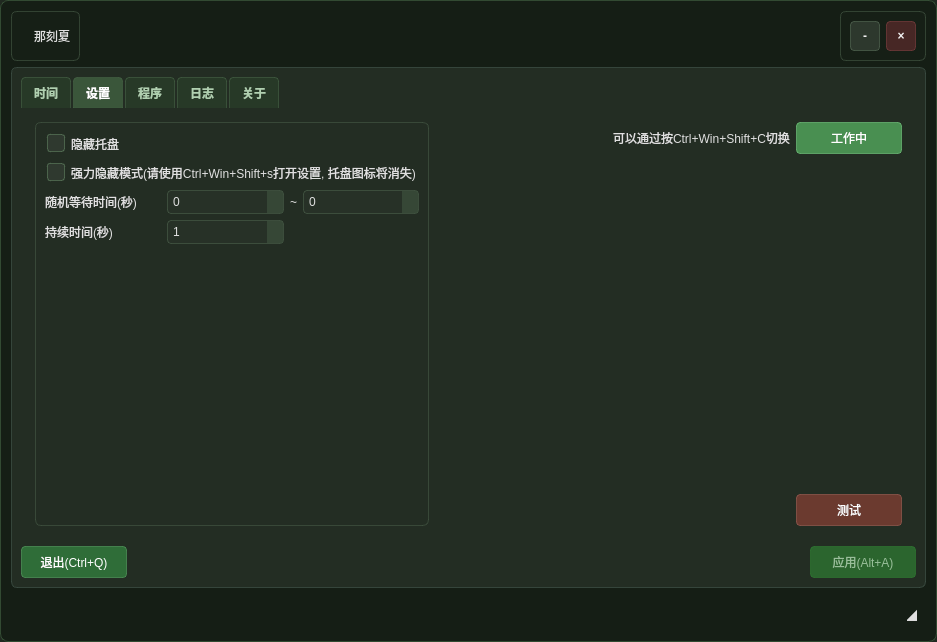
First picture: the form in UIs/settings.ui, repository ZYOctopuszy/TimeTipper, before the edit.
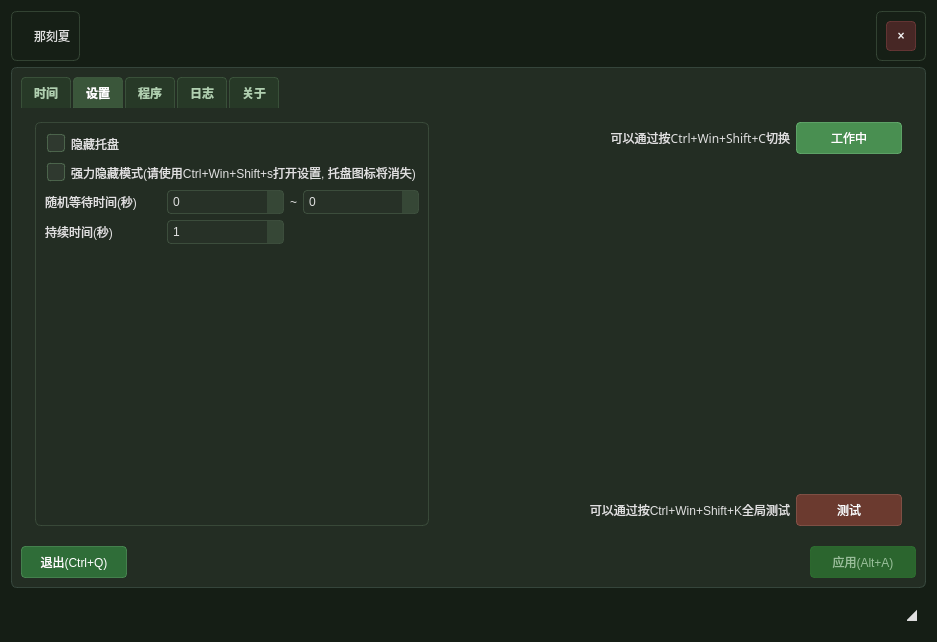
Second picture: the form after the edit. The open tabs and pages were chosen to show the change. Icons and pictures are not drawn.

What changed in the file:
```diff
--- a/UIs/settings.ui
+++ b/UIs/settings.ui
@@ -2,6 +2,9 @@
 <ui version="4.0">
  <class>Form</class>
  <widget class="QWidget" name="Form">
+  <property name="enabled">
+   <bool>true</bool>
+  </property>
   <property name="geometry">
    <rect>
     <x>0</x>
@@ -10,6 +13,12 @@
     <height>642</height>
    </rect>
   </property>
+  <property name="font">
+   <font>
+    <family>Microsoft YaHei</family>
+    <hintingpreference>PreferNoHinting</hintingpreference>
+   </font>
+  </property>
   <property name="windowTitle">
    <string>那刻夏</string>
   </property>
@@ -26,8 +35,6 @@
 /* 主窗口 */
 QWidget#Form {
     background-color: rgba(20, 30, 20, 0.95);
-    border: 1px solid rgba(60, 90, 60, 0.7);
-    border-radius: 8px;
 }
 
 /* 标签页容器 */
@@ -513,6 +520,9 @@
    </item>
    <item row="1" column="2" alignment="Qt::AlignmentFlag::AlignRight">
     <widget class="QFrame" name="frame_2">
+     <property name="enabled">
+      <bool>true</bool>
+     </property>
      <property name="frameShape">
       <enum>QFrame::Shape::StyledPanel</enum>
      </property>
@@ -520,20 +530,7 @@
       <enum>QFrame::Shadow::Raised</enum>
      </property>
      <layout class="QGridLayout" name="gridLayout_11">
-      <item row="0" column="0">
-       <widget class="QPushButton" name="minimize_button">
-        <property name="cursor">
-         <cursorShape>ArrowCursor</cursorShape>
-        </property>
-        <property name="styleSheet">
-         <string notr="true"/>
-        </property>
-        <property name="text">
-         <string>-</string>
-        </property>
-       </widget>
-      </item>
-      <item row="0" column="2">
+      <item row="0" column="1">
        <widget class="QPushButton" name="close_button">
         <property name="cursor">
          <cursorShape>ArrowCursor</cursorShape>
@@ -586,6 +583,9 @@
    </item>
    <item row="3" column="1" colspan="2">
     <widget class="QFrame" name="main_frame">
+     <property name="enabled">
+      <bool>true</bool>
+     </property>
      <property name="frameShape">
       <enum>QFrame::Shape::StyledPanel</enum>
      </property>
@@ -835,7 +835,7 @@
                 <cursorShape>IBeamCursor</cursorShape>
                </property>
                <property name="text">
-                <string>%time%</string>
+                <string>$time</string>
                </property>
               </widget>
              </item>
@@ -849,29 +849,32 @@
           <string>设置</string>
          </attribute>
          <layout class="QGridLayout" name="gridLayout_5">
-          <item row="0" column="1" rowspan="3">
-           <spacer name="horizontalSpacer_2">
-            <property name="orientation">
-             <enum>Qt::Orientation::Horizontal</enum>
+          <item row="0" column="3">
+           <widget class="QLabel" name="label_6">
+            <property name="font">
+             <font>
+              <family>Microsoft YaHei</family>
+              <hintingpreference>PreferDefaultHinting</hintingpreference>
+             </font>
             </property>
-            <property name="sizeHint" stdset="0">
-             <size>
-              <width>40</width>
-              <height>20</height>
-             </size>
+            <property name="layoutDirection">
+             <enum>Qt::LayoutDirection::LeftToRight</enum>
             </property>
-           </spacer>
+            <property name="text">
+             <string>可以通过按Ctrl+Win+Shift+C切换</string>
+            </property>
+            <property name="alignment">
+             <set>Qt::AlignmentFlag::AlignRight|Qt::AlignmentFlag::AlignTrailing|Qt::AlignmentFlag::AlignVCenter</set>
+            </property>
+           </widget>
           </item>
           <item row="2" column="3">
-           <widget class="QPushButton" name="test_button">
-            <property name="cursor">
-             <cursorShape>PointingHandCursor</cursorShape>
-            </property>
-            <property name="toolTip">
-             <string>模拟一次下课</string>
-            </property>
+           <widget class="QLabel" name="label_7">
             <property name="text">
-             <string>测试</string>
+             <string>可以通过按Ctrl+Win+Shift+K全局测试</string>
+            </property>
+            <property name="alignment">
+             <set>Qt::AlignmentFlag::AlignRight|Qt::AlignmentFlag::AlignTrailing|Qt::AlignmentFlag::AlignVCenter</set>
             </property>
            </widget>
           </item>
@@ -1013,7 +1016,7 @@
             </layout>
            </widget>
           </item>
-          <item row="0" column="3">
+          <item row="0" column="4">
            <widget class="QPushButton" name="is_active">
             <property name="cursor">
              <cursorShape>PointingHandCursor</cursorShape>
@@ -1026,13 +1029,32 @@
             </property>
            </widget>
           </item>
-          <item row="0" column="2">
-           <widget class="QLabel" name="label_6">
+          <item row="2" column="4">
+           <widget class="QPushButton" name="test_button">
+            <property name="cursor">
+             <cursorShape>PointingHandCursor</cursorShape>
+            </property>
+            <property name="toolTip">
+             <string>模拟一次下课</string>
+            </property>
             <property name="text">
-             <string>可以通过按Ctrl+Win+Shift+C切换</string>
+             <string>测试</string>
             </property>
            </widget>
           </item>
+          <item row="0" column="2" rowspan="3">
+           <spacer name="horizontalSpacer_3">
+            <property name="orientation">
+             <enum>Qt::Orientation::Horizontal</enum>
+            </property>
+            <property name="sizeHint" stdset="0">
+             <size>
+              <width>40</width>
+              <height>20</height>
+             </size>
+            </property>
+           </spacer>
+          </item>
          </layout>
         </widget>
         <widget class="QWidget" name="executables">
@@ -1043,7 +1065,7 @@
           <item row="2" column="1">
            <widget class="QTabWidget" name="tabWidget_2">
             <property name="currentIndex">
-             <number>1</number>
+             <number>0</number>
             </property>
             <widget class="QWidget" name="exe">
              <attribute name="title">
@@ -1179,22 +1201,6 @@
          <layout class="QGridLayout" name="gridLayout_4">
           <item row="0" column="0">
            <layout class="QGridLayout" name="gridLayout_3">
-            <item row="0" column="0">
-             <widget class="QLabel" name="label">
-              <property name="font">
-               <font>
-                <family>Microsoft YaHei</family>
-                <pointsize>69</pointsize>
-               </font>
-              </property>
-              <property name="text">
-               <string>   那刻夏！</string>
-              </property>
-              <property name="alignment">
-               <set>Qt::AlignmentFlag::AlignCenter</set>
-              </property>
-             </widget>
-            </item>
             <item row="1" column="0">
              <widget class="QLabel" name="label_2">
               <property name="text">
@@ -1205,7 +1211,7 @@
               </property>
              </widget>
             </item>
-            <item row="2" column="0">
+            <item row="3" column="0">
              <spacer name="verticalSpacer">
               <property name="orientation">
                <enum>Qt::Orientation::Vertical</enum>
@@ -1218,6 +1224,29 @@
               </property>
              </spacer>
             </item>
+            <item row="2" column="0">
+             <widget class="QCommandLinkButton" name="commandLinkButton">
+              <property name="text">
+               <string>项目地址</string>
+              </property>
+             </widget>
+            </item>
+            <item row="0" column="0">
+             <widget class="QLabel" name="label">
+              <property name="font">
+               <font>
+                <family>Microsoft YaHei</family>
+                <pointsize>69</pointsize>
+               </font>
+              </property>
+              <property name="text">
+               <string>   那刻夏！</string>
+              </property>
+              <property name="alignment">
+               <set>Qt::AlignmentFlag::AlignCenter</set>
+              </property>
+             </widget>
+            </item>
            </layout>
           </item>
          </layout>
```
